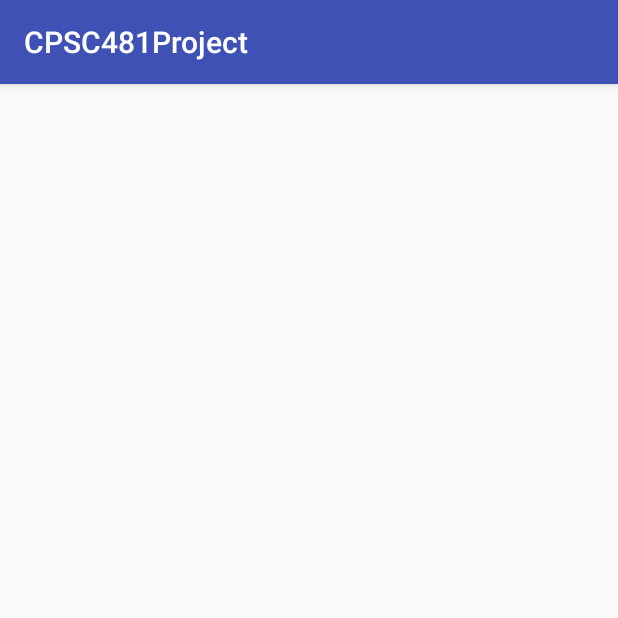
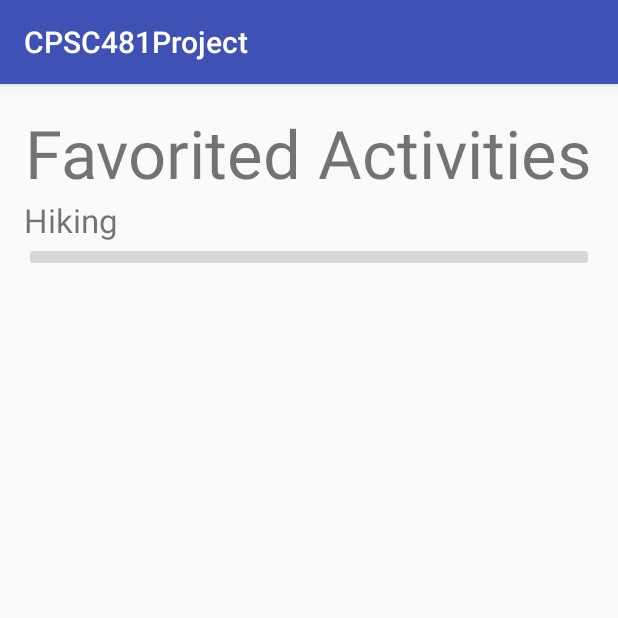
Before and after one commit to JohnnySimmonds/CPSC481Project, an Android app: the Favorites screen opened directly, with no data from a screen before it, on a phone screen of 412 x 824 dp, the top half of it. Run offline under Robolectric (Android 15) with nearby library versions, the phone set to English and light mode, and no system bars.

Commit message:
started work on the favorites activities page

```diff
--- a/app/src/main/res/layout/activity_favorites.xml
+++ b/app/src/main/res/layout/activity_favorites.xml
@@ -10,4 +10,29 @@
     android:paddingTop="@dimen/activity_vertical_margin"
     tools:context="com.example.adsulliv.cpsc481project.Favorites">
 
+    <TextView
+        android:layout_width="wrap_content"
+        android:layout_height="wrap_content"
+        android:text="Favorited Activities"
+        android:textSize="20pt"
+        android:layout_alignParentTop="true"
+        android:layout_centerHorizontal="true"
+        android:id="@+id/favoritesTitle"
+        />
+
+    <TextView
+        android:layout_width="wrap_content"
+        android:layout_height="wrap_content"
+        android:layout_below="@id/favoritesTitle"
+        android:text="Hiking"
+        android:textSize="10pt"
+        android:id="@+id/category_hiking"
+        />
+
+    <ImageButton
+        android:layout_width="match_parent"
+        android:layout_height="wrap_content"
+        android:layout_below="@id/category_hiking"
+        />
+
 </RelativeLayout>
```
